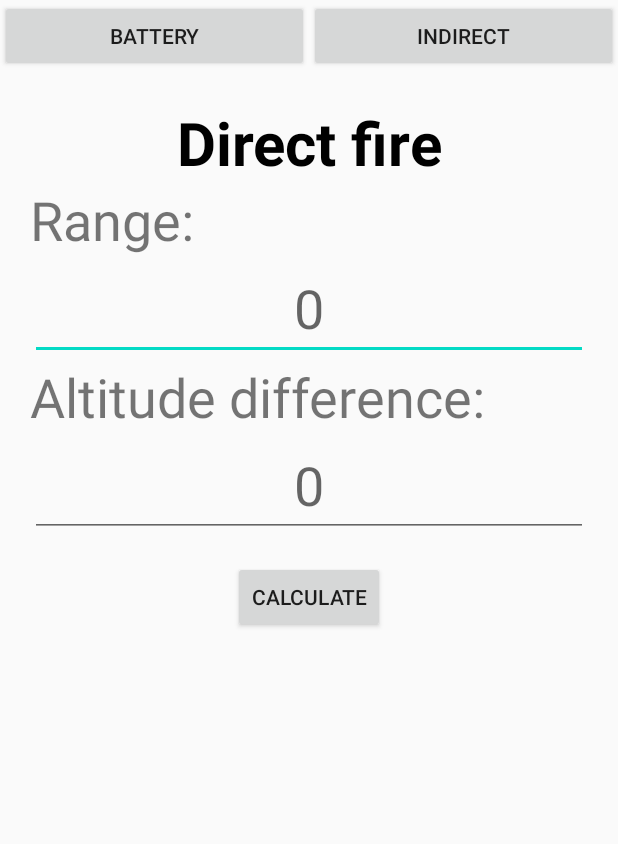
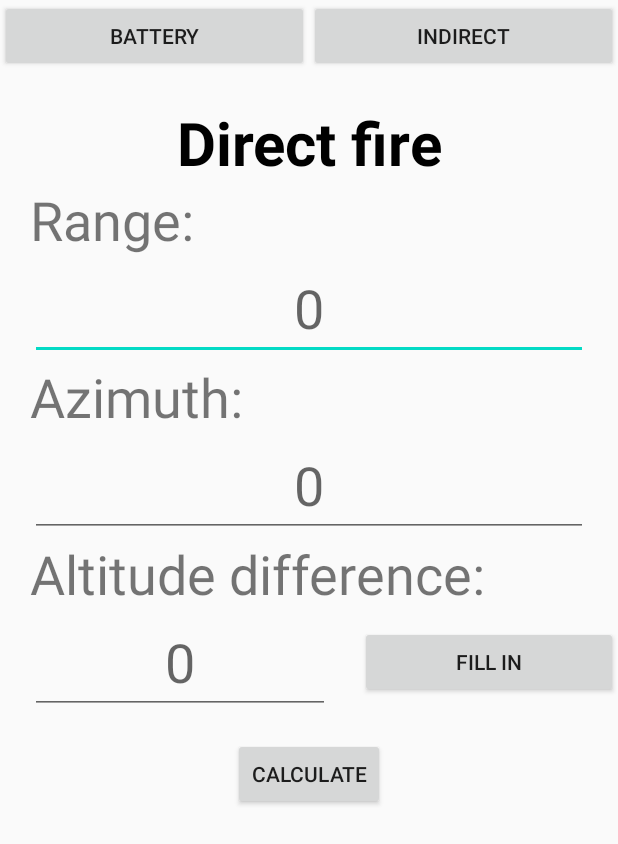
Before and after one commit to MivinaTraktor/mortar-android, an Android app: the DirectActivity screen opened directly, with no data from a screen before it, on a phone screen of 412 x 824 dp. Shown: the top 844 px of the screen. Run offline under Robolectric (Android 15) with nearby library versions, the phone set to English and light mode, and no system bars.

Commit message:
added filling and azimuth in direct fire

```diff
--- a/app/src/main/java/com/example/first_test/DirectActivity.kt
+++ b/app/src/main/java/com/example/first_test/DirectActivity.kt
@@ -11,13 +11,17 @@ import com.example.first_test.databinding.ActivityDirectBinding
 class DirectActivity : AppCompatActivity() {
 
     private lateinit var binding: ActivityDirectBinding
-    private var range = 0.0
-    private var altDif = 0.0
+    private lateinit var range: EditText
+    private lateinit var altDif: EditText
+    private lateinit var azimuth: EditText
 
     override fun onCreate(savedInstanceState: Bundle?) {
         super.onCreate(savedInstanceState)
         binding = ActivityDirectBinding.inflate(layoutInflater)
         setContentView(binding.root)
+        range = binding.range
+        altDif = binding.altDif
+        azimuth = binding.range
     }
 
     fun onClickCalculate(view: View) {
@@ -25,9 +29,10 @@ class DirectActivity : AppCompatActivity() {
             Toast.makeText(applicationContext, "No range!", Toast.LENGTH_SHORT).show()
             return
         }
-        range = binding.range.text.toString().toDouble()
-        altDif = binding.altDif.text.toString().toDoubleOrNull() ?: 0.0
-        calcCoordinates(mCoordinates.requireNoNulls(), range, 0.0, altDif)
+        calcCoordinates(mCoordinates.requireNoNulls(),
+            range.text.toString().toDouble(),
+            azimuth.text.toString().toDoubleOrNull() ?: 0.0,
+            altDif.text.toString().toDoubleOrNull() ?: 0.0)
         val firingData = FiringData(mCoordinates.requireNoNulls(), tCoordinates.requireNoNulls())
         if (chargesList(firingData.range, firingData.altDif).isEmpty()) {
             Toast.makeText(applicationContext, "Invalid range!", Toast.LENGTH_SHORT).show()
@@ -46,4 +51,20 @@ class DirectActivity : AppCompatActivity() {
         val intent = Intent(this, IndirectActivity::class.java)
         startActivity(intent)
     }
+
+    fun onClickFillIn(view: View) {
+        if (range.text.isNotEmpty() && azimuth.text.isNotEmpty()) {
+            calcCoordinates(mCoordinates.requireNoNulls(),
+                range.text.toString().toDouble(),
+                azimuth.text.toString().toDoubleOrNull() ?: 0.0,
+                0.0)
+            altDif.setText(
+                heightInterpolation(
+                    x = tCoordinates[0]!!,
+                    y = tCoordinates[1]!!
+                )
+            )
+        }
+
+    }
 }
--- a/app/src/main/res/layout/activity_direct.xml
+++ b/app/src/main/res/layout/activity_direct.xml
@@ -1,8 +1,13 @@
 <?xml version="1.0" encoding="utf-8"?>
-<androidx.constraintlayout.widget.ConstraintLayout
+<ScrollView
     xmlns:android="http://schemas.android.com/apk/res/android"
     xmlns:tools="http://schemas.android.com/tools"
     xmlns:app="http://schemas.android.com/apk/res-auto"
+    android:layout_width="match_parent"
+    android:layout_height="match_parent"
+    tools:context=".DirectActivity">
+
+<androidx.constraintlayout.widget.ConstraintLayout
     android:layout_width="match_parent"
         android:layout_height="match_parent"
         tools:context=".DirectActivity">
@@ -61,21 +66,55 @@
                 android:layout_marginHorizontal="20dp"
                 android:textSize="36sp"
                 android:textAlignment="center"/>
+
         <TextView
-                android:text="Altitude difference:"
+            android:id="@+id/textView10"
             android:layout_width="match_parent"
             android:layout_height="wrap_content"
-                android:textSize="36sp"
-                android:layout_marginHorizontal="20dp"/>
+            android:layout_marginHorizontal="20dp"
+            android:text="Azimuth:"
+            android:textSize="36sp" />
+
         <EditText
-                android:inputType="numberSigned"
+            android:id="@+id/azimuth"
             android:layout_width="match_parent"
             android:layout_height="wrap_content"
+            android:layout_marginHorizontal="20dp"
             android:hint="@string/zero"
+            android:inputType="numberSigned"
+            android:textAlignment="center"
+            android:textSize="36sp" />
+
+        <TextView
+            android:layout_width="match_parent"
+            android:layout_height="wrap_content"
+            android:layout_marginHorizontal="20dp"
+            android:text="Altitude difference:"
+            android:textSize="36sp" />
+
+    <LinearLayout
+        android:layout_width="match_parent"
+        android:layout_height="match_parent"
+        android:orientation="horizontal">
+
+        <EditText
             android:id="@+id/altDif"
+            android:layout_width="200dp"
+            android:layout_height="wrap_content"
             android:layout_marginHorizontal="20dp"
-                android:textSize="36sp"
-                android:textAlignment="center"/>
+            android:hint="@string/zero"
+            android:inputType="numberSigned"
+            android:textAlignment="center"
+            android:textSize="36sp" />
+
+        <Button
+            android:id="@+id/buttonAlt"
+            android:layout_width="match_parent"
+            android:layout_height="wrap_content"
+            android:layout_gravity="center_vertical"
+            android:onClick="onClickFillIn"
+            android:text="Fill in" />
+    </LinearLayout>
     </LinearLayout>
     <androidx.constraintlayout.widget.ConstraintLayout
             android:layout_width="0dp"
@@ -105,3 +144,5 @@
     </androidx.constraintlayout.widget.ConstraintLayout>
 
 </androidx.constraintlayout.widget.ConstraintLayout>
+
+</ScrollView>
```
Also changed, not shown: app/src/main/java/com/example/first_test/TargetActivity.kt (+2 -13 lines), app/src/main/java/com/example/first_test/functions.kt (+18 -0 lines). Lines whose indentation alone changed are shown as unchanged.
